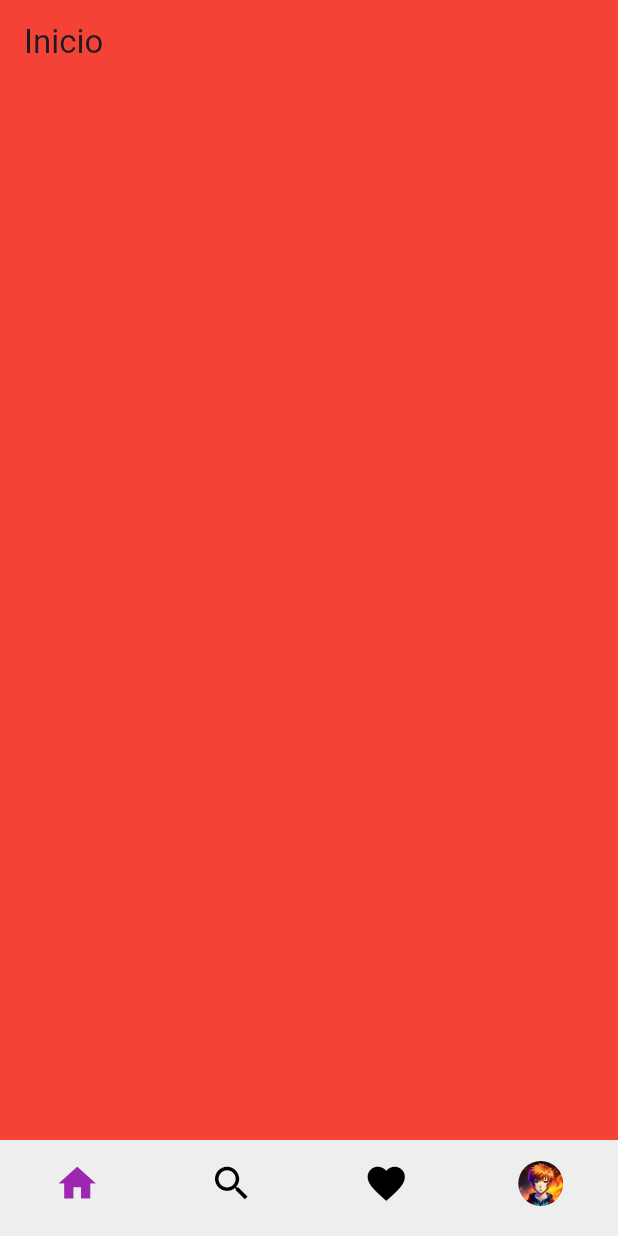
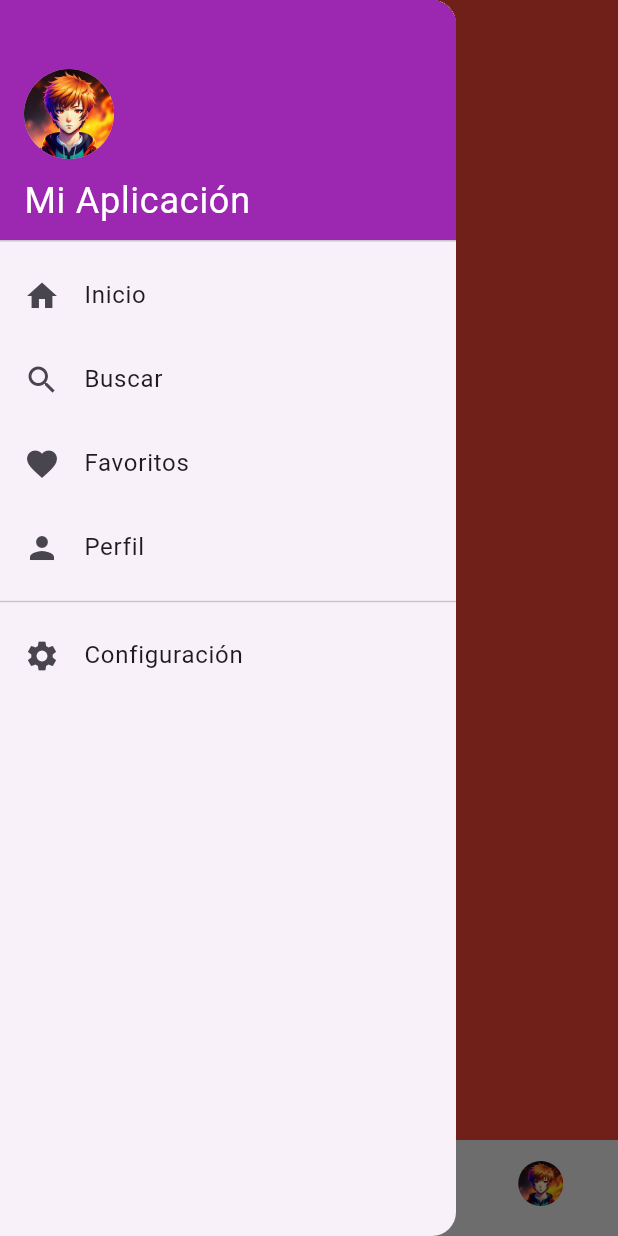
Before and after one commit to ManuViola77/hello_world_flutter, a Flutter app: the screen it shows after launch, with the side drawer open (before the commit the screen has no drawer), on a phone screen of 412 x 824 dp. Run offline on Flutter 3.47's test engine with Material 3 defaults, Android fonts, the phone set to English and light mode, and no system bars.

```diff
--- a/lib/main.dart
+++ b/lib/main.dart
@@ -85,6 +85,84 @@ class _BottomTabsState extends State<BottomTabs> {
           ],
         ),
       ),
+      drawer: Drawer(
+        child: ListView(
+          padding: EdgeInsets.zero,
+          children: [
+            const DrawerHeader(
+              decoration: BoxDecoration(
+                color: Colors.purple,
+              ),
+              child: Column(
+                crossAxisAlignment: CrossAxisAlignment.start,
+                mainAxisAlignment: MainAxisAlignment.end,
+                children: [
+                  CircleAvatar(
+                    radius: 30,
+                    backgroundImage: AssetImage('assets/images/profile.jpeg'),
+                  ),
+                  SizedBox(height: 10),
+                  Text(
+                    'Mi Aplicación',
+                    style: TextStyle(
+                      color: Colors.white,
+                      fontSize: 24,
+                    ),
+                  ),
+                ],
+              ),
+            ),
+            ListTile(
+              leading: const Icon(Icons.home),
+              title: const Text('Inicio'),
+              onTap: () {
+                Navigator.pop(context);
+                setState(() {
+                  _selectedIndex = 0;
+                });
+              },
+            ),
+            ListTile(
+              leading: const Icon(Icons.search),
+              title: const Text('Buscar'),
+              onTap: () {
+                Navigator.pop(context);
+                setState(() {
+                  _selectedIndex = 1;
+                });
+              },
+            ),
+            ListTile(
+              leading: const Icon(Icons.favorite),
+              title: const Text('Favoritos'),
+              onTap: () {
+                Navigator.pop(context);
+                setState(() {
+                  _selectedIndex = 2;
+                });
+              },
+            ),
+            ListTile(
+              leading: const Icon(Icons.person),
+              title: const Text('Perfil'),
+              onTap: () {
+                Navigator.pop(context);
+                setState(() {
+                  _selectedIndex = 3;
+                });
+              },
+            ),
+            const Divider(),
+            ListTile(
+              leading: const Icon(Icons.settings),
+              title: const Text('Configuración'),
+              onTap: () {
+                Navigator.pop(context);
+              },
+            ),
+          ],
+        ),
+      ),
     );
   }
 }
@@ -96,6 +174,12 @@ class HomePage extends StatelessWidget {
   Widget build(BuildContext context) {
     return Scaffold(
       appBar: AppBar(
+        leading: IconButton(
+          icon: const Icon(Icons.menu),
+          onPressed: () {
+            Scaffold.of(context).openDrawer();
+          },
+        ),
         title: const Text('Inicio'),
         backgroundColor: Colors.red,
       ),
@@ -111,6 +195,12 @@ class SearchPage extends StatelessWidget {
   Widget build(BuildContext context) {
     return Scaffold(
       appBar: AppBar(
+        leading: IconButton(
+          icon: const Icon(Icons.menu),
+          onPressed: () {
+            Scaffold.of(context).openDrawer();
+          },
+        ),
         title: const Text('Buscar'),
         backgroundColor: Colors.blue,
       ),
@@ -126,6 +216,12 @@ class FavoritesPage extends StatelessWidget {
   Widget build(BuildContext context) {
     return Scaffold(
       appBar: AppBar(
+        leading: IconButton(
+          icon: const Icon(Icons.menu),
+          onPressed: () {
+            Scaffold.of(context).openDrawer();
+          },
+        ),
         title: const Text('Favoritos'),
         backgroundColor: Colors.green,
       ),
@@ -141,6 +237,12 @@ class ProfilePage extends StatelessWidget {
   Widget build(BuildContext context) {
     return Scaffold(
       appBar: AppBar(
+        leading: IconButton(
+          icon: const Icon(Icons.menu),
+          onPressed: () {
+            Scaffold.of(context).openDrawer();
+          },
+        ),
         title: const Text('Perfil'),
         backgroundColor: Colors.purple,
       ),
```
